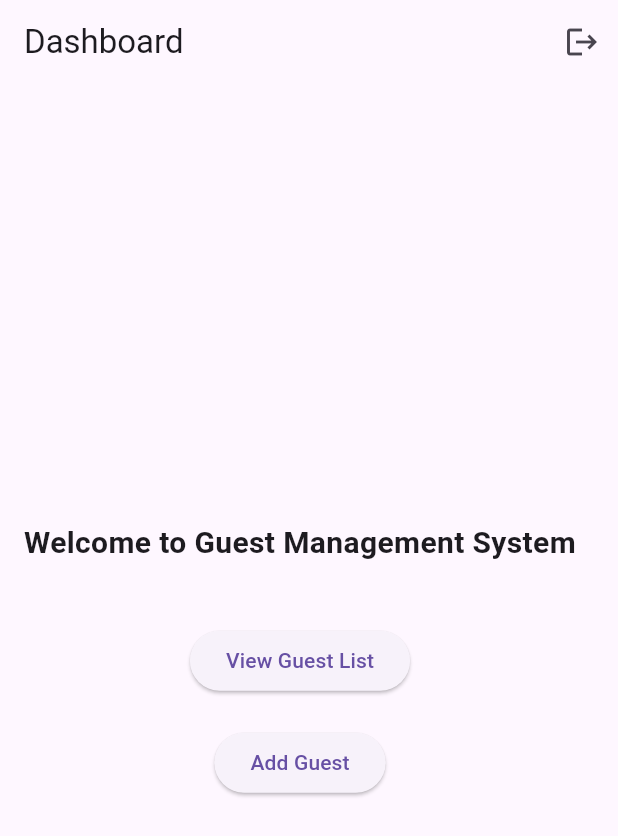
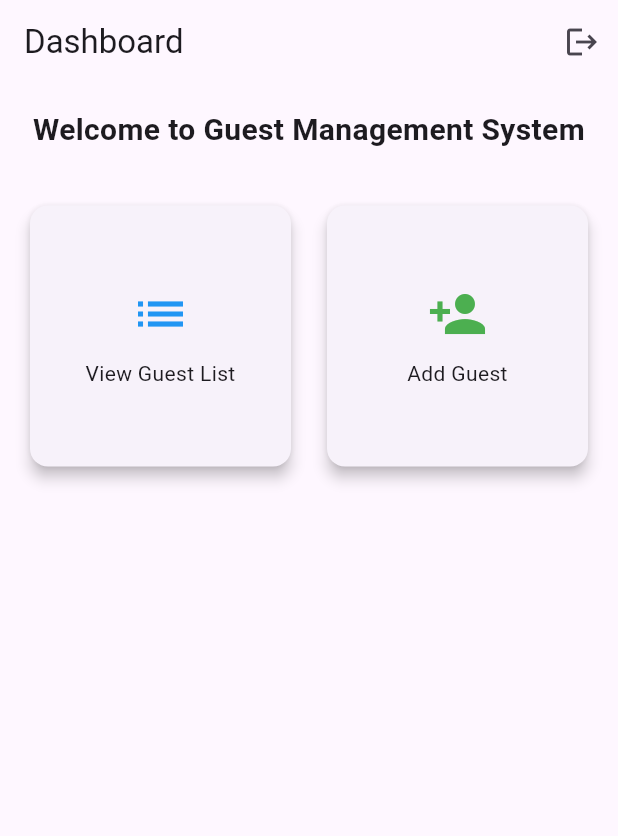
Before and after one commit to mragenks/pendataan-tamu, a Flutter app: the DashboardScreen screen opened directly, on a phone screen of 412 x 824 dp. Shown: the top 836 px of the screen. Run offline on Flutter 3.47's test engine with Material 3 defaults, Android fonts, the phone set to English and light mode, and no system bars; our stand-ins replace shared_preferences, sqflite; accounts and stored records are empty.

Commit message:
update UI Dashboard

```diff
--- a/lib/main.dart
+++ b/lib/main.dart
@@ -10,6 +10,7 @@ class MyApp extends StatelessWidget {
   Widget build(BuildContext context) {
     return MaterialApp(
       title: 'Guest Management',
+      debugShowCheckedModeBanner: false,
       home: FutureBuilder<bool>(
         future: AuthService().isLoggedIn(),
         builder: (context, snapshot) {
--- a/lib/screens/dashboard_screen.dart
+++ b/lib/screens/dashboard_screen.dart
@@ -14,47 +14,98 @@ class DashboardScreen extends StatelessWidget {
           IconButton(
             icon: Icon(Icons.logout),
             onPressed: () async {
+              final shouldLogout = await showDialog(
+                context: context,
+                builder: (context) {
+                  return AlertDialog(
+                    title: Text('Confirm Logout'),
+                    content: Text('Are you sure you want to logout?'),
+                    actions: [
+                      TextButton(
+                        onPressed: () => Navigator.of(context).pop(false),
+                        child: Text('Cancel'),
+                      ),
+                      ElevatedButton(
+                        onPressed: () => Navigator.of(context).pop(true),
+                        child: Text('Logout'),
+                      ),
+                    ],
+                  );
+                },
+              );
+
+              if (shouldLogout == true) {
                 await AuthService().logout();
                 Navigator.of(context).pushReplacement(
                   MaterialPageRoute(builder: (_) => LoginScreen()),
                 );
+              }
             },
           ),
         ],
       ),
-      body: Padding(
+      body: Column(
+        children: [
+          Padding(
             padding: const EdgeInsets.all(16.0),
-        child: Column(
-          mainAxisAlignment: MainAxisAlignment.center,
-          children: [
-            Text(
+            child: Text(
               'Welcome to Guest Management System',
               textAlign: TextAlign.center,
               style: TextStyle(fontSize: 20, fontWeight: FontWeight.bold),
             ),
-            SizedBox(height: 40),
-            ElevatedButton(
-              onPressed: () {
+          ),
+          Expanded(
+            child: Padding(
+              padding: const EdgeInsets.all(16.0),
+              child: GridView.count(
+                crossAxisCount: 2,
+                crossAxisSpacing: 16,
+                mainAxisSpacing: 16,
+                children: [
+                  Card(
+                    elevation: 4,
+                    child: InkWell(
+                      onTap: () {
                         Navigator.push(
                           context,
                           MaterialPageRoute(builder: (context) => GuestListScreen()),
                         );
                       },
-              child: Text('View Guest List'),
+                      child: Column(
+                        mainAxisAlignment: MainAxisAlignment.center,
+                        children: [
+                          Icon(Icons.list, size: 40, color: Colors.blue),
+                          SizedBox(height: 10),
+                          Text('View Guest List', textAlign: TextAlign.center),
+                        ],
                       ),
-            SizedBox(height: 20),
-            ElevatedButton(
-              onPressed: () {
+                    ),
+                  ),
+                  Card(
+                    elevation: 4,
+                    child: InkWell(
+                      onTap: () {
                         Navigator.push(
                           context,
                           MaterialPageRoute(builder: (context) => AddGuestScreen()),
                         );
                       },
-              child: Text('Add Guest'),
+                      child: Column(
+                        mainAxisAlignment: MainAxisAlignment.center,
+                        children: [
+                          Icon(Icons.person_add, size: 40, color: Colors.green),
+                          SizedBox(height: 10),
+                          Text('Add Guest', textAlign: TextAlign.center),
+                        ],
+                      ),
+                    ),
                   ),
                 ],
               ),
             ),
+          ),
+        ],
+      ),
     );
   }
 }
```
Also changed, not shown: lib/screens/edit_guest_screen.dart (added, +156 -0 lines), lib/screens/add_guest_screen.dart (line endings or trailing spaces). Lines whose indentation alone changed are shown as unchanged.
